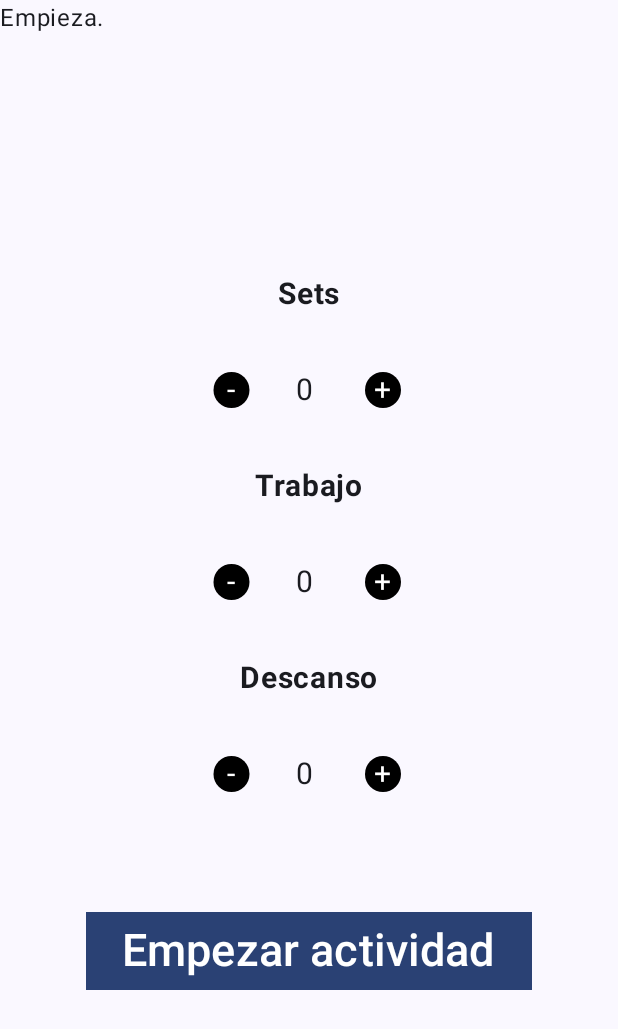
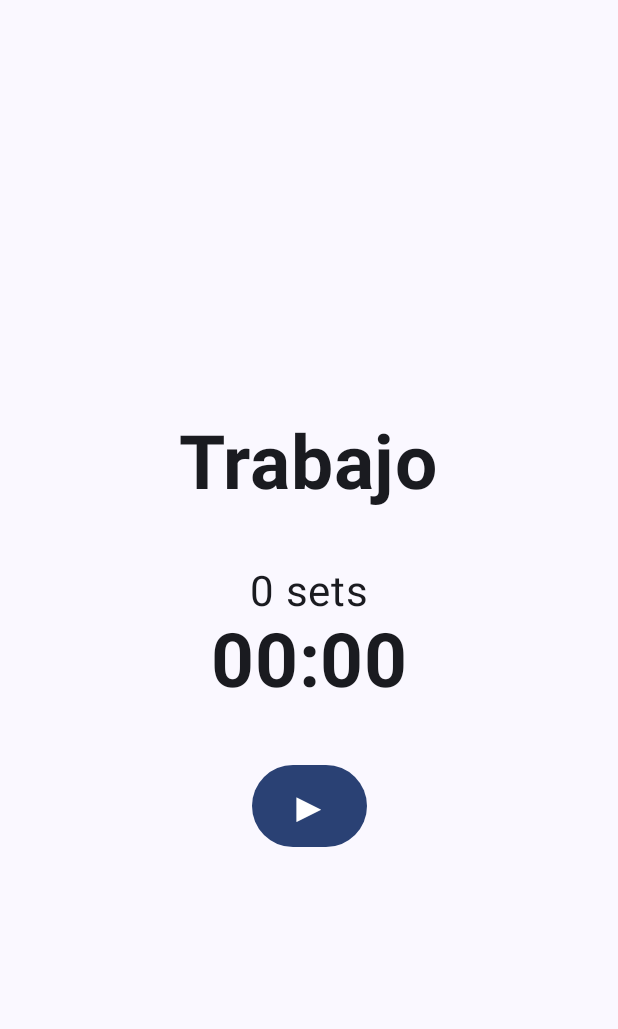
Before and after one commit to iballa003/mytabata, an Android app built with Jetpack Compose: the screen it shows after launch (MainActivity), on a phone screen of 412 x 824 dp. Shown: the top 1029 px of the screen. Run offline under Robolectric (Android 15) with nearby library versions, the phone set to English and light mode, and no system bars.

Commit message:
Creado la pantalla del contador

```diff
--- a/app/src/main/java/org/iesharia/mytabata/MainActivity.kt
+++ b/app/src/main/java/org/iesharia/mytabata/MainActivity.kt
@@ -1,9 +1,9 @@
 package org.iesharia.mytabata
 
 import android.R
-import android.R.color.black
 import android.os.Bundle
 import android.os.CountDownTimer
+import android.util.Log
 import androidx.activity.ComponentActivity
 import androidx.activity.compose.setContent
 import androidx.activity.enableEdgeToEdge
@@ -41,7 +41,7 @@ class MainActivity : ComponentActivity() {
         setContent {
             MytabataTheme {
                 Scaffold(modifier = Modifier.fillMaxSize()) { innerPadding ->
-                    Counter(
+                    CounterInit(
                         modifier = Modifier.padding(innerPadding)
                     )
                 }
@@ -49,9 +49,49 @@ class MainActivity : ComponentActivity() {
         }
     }
 }
+@Composable
+fun CounterInit(modifier: Modifier = Modifier, setsValue : Int = 0, workValue : Int = 9, restValue: Int = 0){
+    var theCounter by remember { mutableStateOf(0L) }
+    var miConterDown by remember{ mutableStateOf(CounterDown(workValue, {newvalue -> theCounter = newvalue}))}
+    var buttonText by remember{ mutableStateOf("▶")}
+    Column(
+        modifier = Modifier.fillMaxSize(),
+        verticalArrangement = Arrangement.Center,
+        horizontalAlignment = Alignment.CenterHorizontally
+    ) {
+        Text(
+            text = "Trabajo",
+            modifier = Modifier.padding(20.dp),
+            fontWeight = FontWeight.Bold,
+            fontSize = 50.sp
+        )
+        Spacer(modifier.padding(10.dp))
+        Text(
+            text = "0 sets",
+            fontSize = 28.sp
+        )
+        Text(
+            text = "00:0"+theCounter.toString(),
+            fontWeight = FontWeight.Bold,
+            fontSize = 50.sp
+        )
+        Spacer(modifier.padding(20.dp))
+        Button(onClick = {
+            buttonText = "❚❚"
+            miConterDown.toggle()
+        }) {
+            Text(
+                //text = "▶",
+                text = buttonText,
+                fontSize = 28.sp
+                )
 
+        }
+
+    }
+}
 @Composable
-fun Counter(modifier: Modifier = Modifier) {
+fun CounterSetting(modifier: Modifier = Modifier) {
     var setsValue by remember { mutableStateOf(0) }
     var workValue by remember { mutableStateOf(0) }
     var restValue by remember { mutableStateOf(0) }
@@ -71,12 +111,18 @@ fun Counter(modifier: Modifier = Modifier) {
 //            )
 //        }
 //    }
-    Text(text = "Empieza.")
+
     Column(
         modifier = Modifier.fillMaxSize(),
         verticalArrangement = Arrangement.Center,
         horizontalAlignment = Alignment.CenterHorizontally
     ) {
+        Text(
+            text = "Inicio",
+            fontWeight = FontWeight.Bold,
+            fontSize = 28.sp
+        )
+        Spacer(modifier.padding(20.dp))
         Text(
             text = "Sets",
             modifier = Modifier.padding(20.dp),
@@ -206,7 +252,7 @@ fun Counter(modifier: Modifier = Modifier) {
             )
         }
         Spacer(modifier = Modifier.size(60.dp))
-        Button(onClick = {}, shape = RectangleShape) {
+        Button(onClick = { Log.i("DAM2","Click")}, shape = RectangleShape) {
             Text(text = "Empezar actividad",
                 fontSize = 30.sp)
             modifier.padding(20.dp)
@@ -219,6 +265,6 @@ fun Counter(modifier: Modifier = Modifier) {
 @Composable
 fun GreetingPreview() {
     MytabataTheme {
-        Counter()
+        CounterSetting()
     }
 }
```
